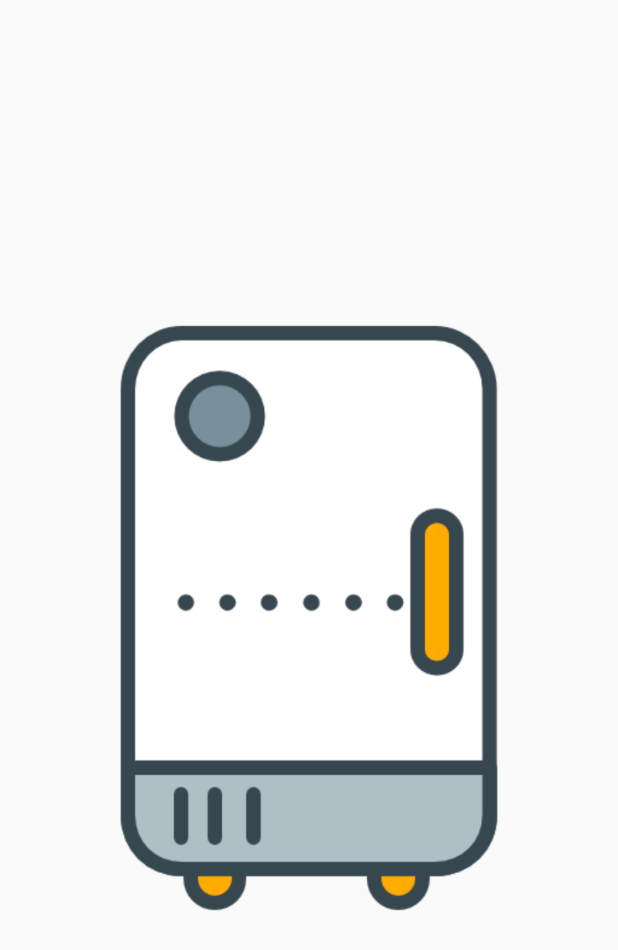
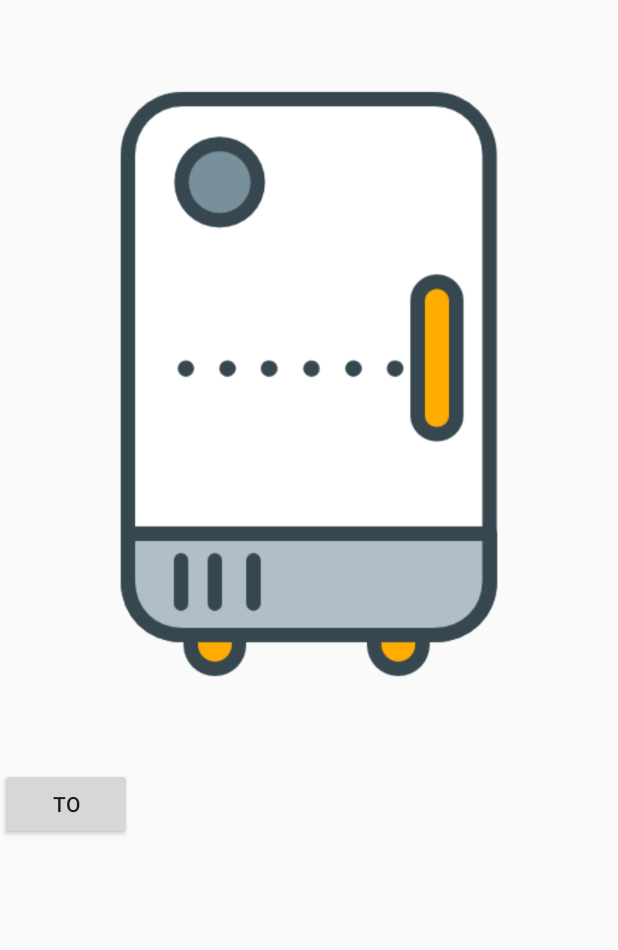
Before and after one commit to oldGlobula/Photojor, an Android app: the screen it shows after launch (MainActivity), on a phone screen of 412 x 824 dp. Shown: the top 950 px of the screen. Run offline under Robolectric (Android 15) with nearby library versions, the phone set to English and light mode, and no system bars.

Commit message:
new image

```diff
--- a/app/src/main/java/com/example/photojor/MainActivity.java
+++ b/app/src/main/java/com/example/photojor/MainActivity.java
@@ -1,8 +1,11 @@
 package com.example.photojor;
 
 import android.app.Activity;
+import android.content.Intent;
 import android.support.v7.app.AppCompatActivity;
 import android.os.Bundle;
+import android.view.View;
+import android.widget.Button;
 
 public class MainActivity extends Activity {
 
@@ -10,5 +13,14 @@ public class MainActivity extends Activity {
     protected void onCreate(Bundle savedInstanceState) {
         super.onCreate(savedInstanceState);
         setContentView(R.layout.activity_main);
+        Button button = findViewById(R.id.button);
+        View.OnClickListener listener = new View.OnClickListener() {
+            @Override
+            public void onClick(View view) {
+                Intent i = new Intent(MainActivity.this, List.class);
+                startActivity(i);
+            }
+        };
+        button.setOnClickListener(listener);
     }
 }
--- a/app/src/main/res/layout/activity_main.xml
+++ b/app/src/main/res/layout/activity_main.xml
@@ -5,11 +5,16 @@
     xmlns:app="http://schemas.android.com/apk/res-auto"
     android:layout_width="match_parent"
     android:layout_height="match_parent"
-    tools:context=".MainActivity">
+    tools:context=".MainActivity"
+    android:orientation="vertical">
 
     <ImageView
         android:layout_width="match_parent"
-        android:layout_height="match_parent"
+        android:layout_height="wrap_content"
         android:src="@drawable/cs"/>
-
+    <Button
+        android:layout_width="wrap_content"
+        android:layout_height="wrap_content"
+        android:text="to"
+        android:id="@+id/button"/>
 </LinearLayout>
```
Also changed, not shown: app/src/main/AndroidManifest.xml (+4 -3 lines), app/src/main/java/com/example/photojor/List.java (added, +13 -0 lines), app/src/main/res/layout/activity_list.xml (added, +26 -0 lines).
